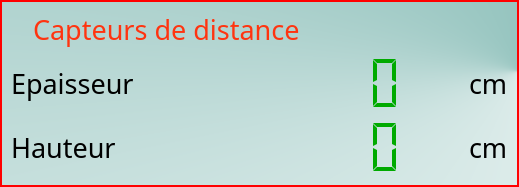
Above: napiLCD/distancewidget.ui from levanhong05/NapiEmbedded before the change. Below: the same form after it.
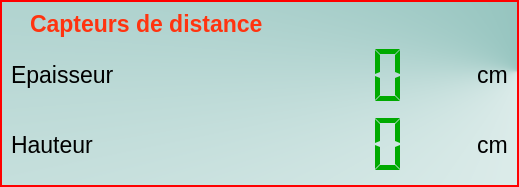
That is the form after the change. Icons and pictures are not drawn.

```diff
--- a/napiLCD/distancewidget.ui
+++ b/napiLCD/distancewidget.ui
@@ -24,8 +24,7 @@
 }
 
 QWidget{
-font-family: &quot;FixedSystem Regular&quot;,Fixedsys;
-font-size: 20pt;
+font-size: 17pt;
 border: none;
 background-color:none;
 }</string>
@@ -59,8 +58,9 @@
        </property>
        <property name="font">
         <font>
-         <family>FixedSystem Regular,Fixedsys</family>
-         <pointsize>20</pointsize>
+         <pointsize>17</pointsize>
+         <weight>75</weight>
+         <bold>true</bold>
         </font>
        </property>
        <property name="styleSheet">
@@ -176,8 +176,7 @@
        </property>
        <property name="font">
         <font>
-         <family>FixedSystem Regular,Fixedsys</family>
-         <pointsize>20</pointsize>
+         <pointsize>17</pointsize>
         </font>
        </property>
        <property name="styleSheet">
@@ -204,8 +203,7 @@
       <widget class="QLabel" name="lblHorizontal">
        <property name="font">
         <font>
-         <family>FixedSystem Regular,Fixedsys</family>
-         <pointsize>20</pointsize>
+         <pointsize>17</pointsize>
         </font>
        </property>
        <property name="styleSheet">
@@ -220,8 +218,7 @@
       <widget class="QLabel" name="lblHUnit">
        <property name="font">
         <font>
-         <family>FixedSystem Regular,Fixedsys</family>
-         <pointsize>20</pointsize>
+         <pointsize>17</pointsize>
         </font>
        </property>
        <property name="styleSheet">
@@ -236,8 +233,7 @@
       <widget class="QLabel" name="lblVertical">
        <property name="font">
         <font>
-         <family>FixedSystem Regular,Fixedsys</family>
-         <pointsize>20</pointsize>
+         <pointsize>17</pointsize>
         </font>
        </property>
        <property name="styleSheet">
@@ -365,8 +361,7 @@
       <widget class="QLabel" name="lblVUnit">
        <property name="font">
         <font>
-         <family>FixedSystem Regular,Fixedsys</family>
-         <pointsize>20</pointsize>
+         <pointsize>17</pointsize>
         </font>
        </property>
        <property name="styleSheet">
```
